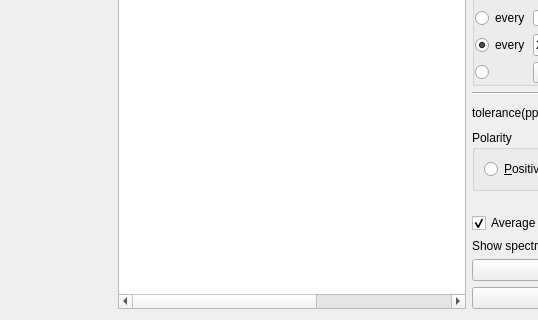
This is Orbitool/UI/file_tab/File.ui in l460289052/Orbitool as Qt 5 draws it before an edit; both pictures show x 0 to 538 and y 159 to 479 of the 699 by 479 pixel window. The edited form follows.
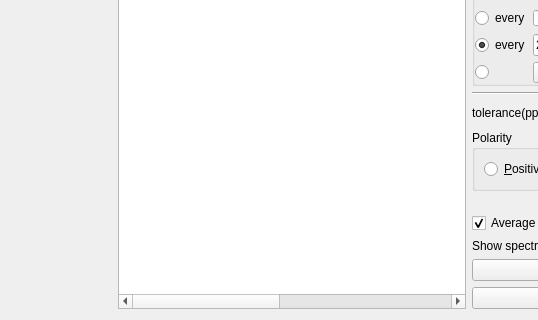
This is the edited form.

Commit message: finish part & average by scan num !!!

Patch:
```diff
--- a/Orbitool/UI/file_tab/File.ui
+++ b/Orbitool/UI/file_tab/File.ui
@@ -119,6 +119,9 @@
    </item>
    <item>
     <widget class="QTableWidget" name="tableWidget">
+     <property name="sizeAdjustPolicy">
+      <enum>QAbstractScrollArea::AdjustIgnored</enum>
+     </property>
      <property name="editTriggers">
       <set>QAbstractItemView::NoEditTriggers</set>
      </property>
@@ -161,6 +164,11 @@
        <string>End time</string>
       </property>
      </column>
+     <column>
+      <property name="text">
+       <string>Scan num</string>
+      </property>
+     </column>
      <column>
       <property name="text">
        <string>Path</string>
```
The commit also changes 11 other files.
